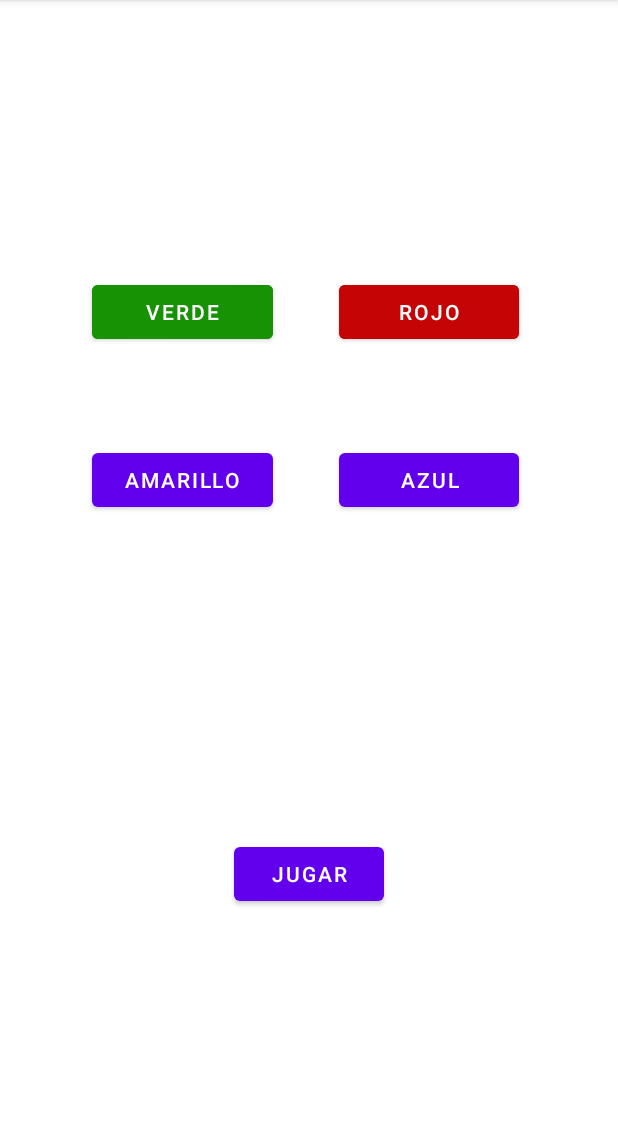
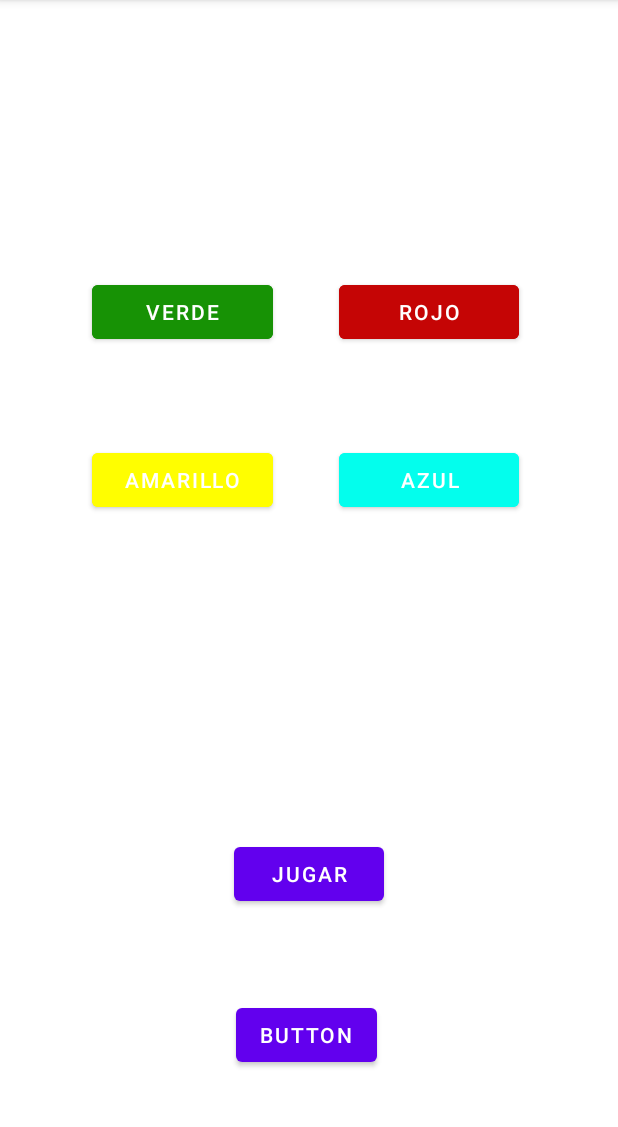
Before and after one commit to bmartinezparedes/SimonDice, an Android app: the screen it shows after launch (MainActivity), on a phone screen of 412 x 824 dp, the part 84-1211 px from its top. Run offline under Robolectric (Android 15) with nearby library versions, the phone set to English and light mode, and no system bars.

Commit message:
parpadeo conseguido + comprobacion

```diff
--- a/app/src/main/res/layout/activity_main.xml
+++ b/app/src/main/res/layout/activity_main.xml
@@ -36,6 +36,7 @@
         android:layout_height="wrap_content"
         android:layout_marginStart="61dp"
         android:layout_marginEnd="44dp"
+        android:backgroundTint="#FFFE00"
         android:text="@string/bAmarillo"
         app:layout_constraintBaseline_toBaselineOf="@+id/bAzul"
         app:layout_constraintEnd_toStartOf="@+id/bAzul"
@@ -47,6 +48,7 @@
         android:layout_height="wrap_content"
         android:layout_marginTop="64dp"
         android:layout_marginEnd="66dp"
+        android:backgroundTint="#03FEED"
         android:text="@string/bAzul"
         app:layout_constraintEnd_toEndOf="parent"
         app:layout_constraintStart_toEndOf="@+id/bAmarillo"
@@ -68,9 +70,9 @@
         android:layout_height="wrap_content"
         android:layout_marginTop="26dp"
         android:layout_marginEnd="18dp"
-        android:visibility="invisible"
         android:cursorVisible="false"
         android:text=""
+        android:visibility="invisible"
         app:layout_constraintEnd_toEndOf="parent"
         app:layout_constraintTop_toTopOf="parent" />
 
@@ -88,4 +90,14 @@
         android:orientation="vertical"
         app:layout_constraintGuide_begin="227dp" />
 
+    <Button
+        android:id="@+id/bComprobar"
+        android:layout_width="wrap_content"
+        android:layout_height="wrap_content"
+        android:layout_marginStart="1dp"
+        android:layout_marginBottom="54dp"
+        android:text="Button"
+        app:layout_constraintBottom_toBottomOf="parent"
+        app:layout_constraintStart_toStartOf="@+id/bJugar" />
+
 </androidx.constraintlayout.widget.ConstraintLayout>
```
Also changed, not shown: app/src/main/java/Braiskiskos/simondice/MainActivity.kt (+83 -14 lines).
